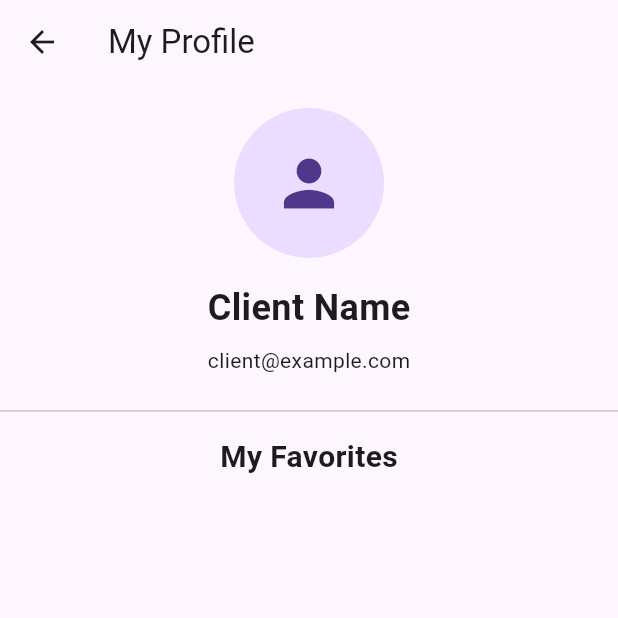
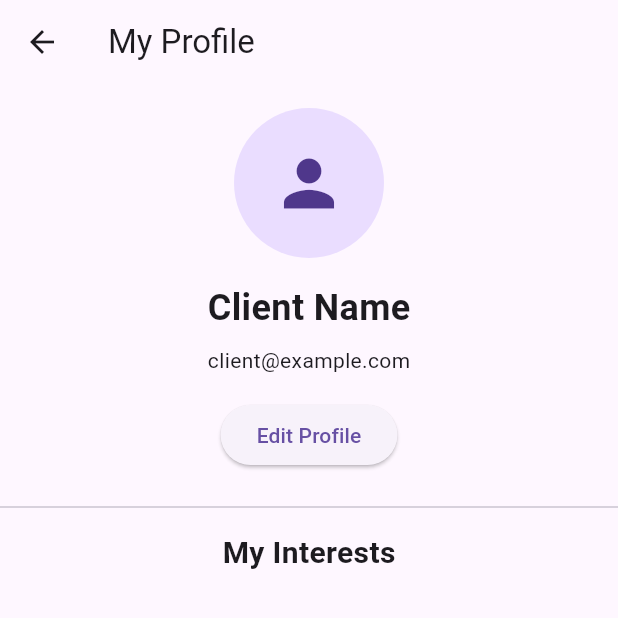
Before and after one commit to mhusseinah/jules, a Flutter app: the ClientScreen screen opened directly with empty values, on a phone screen of 412 x 824 dp, the top half of it. Run offline on Flutter 3.47's test engine with Material 3 defaults, Android fonts, the phone set to English and light mode, and no system bars; our stand-ins replace image_picker.

Commit message:
feat: Differentiate between client and seller screens

```diff
--- a/souq_cars/lib/client_screen.dart
+++ b/souq_cars/lib/client_screen.dart
@@ -14,21 +14,26 @@ class ClientScreen extends StatelessWidget {
       ),
       body: Column(
         children: [
-          const Padding(
-            padding: EdgeInsets.all(16.0),
+          Padding(
+            padding: const EdgeInsets.all(16.0),
             child: Column(
               children: [
-                CircleAvatar(
+                const CircleAvatar(
                   radius: 50,
                   child: Icon(Icons.person, size: 50),
                 ),
-                SizedBox(height: 16.0),
-                Text(
+                const SizedBox(height: 16.0),
+                const Text(
                   'Client Name',
                   style: TextStyle(fontSize: 24, fontWeight: FontWeight.bold),
                 ),
-                SizedBox(height: 8.0),
-                Text('client@example.com'),
+                const SizedBox(height: 8.0),
+                const Text('client@example.com'),
+                const SizedBox(height: 16.0),
+                ElevatedButton(
+                  onPressed: () {},
+                  child: const Text('Edit Profile'),
+                ),
               ],
             ),
           ),
@@ -36,7 +41,7 @@ class ClientScreen extends StatelessWidget {
           const Padding(
             padding: EdgeInsets.all(8.0),
             child: Text(
-              'My Favorites',
+              'My Interests',
               style: TextStyle(fontSize: 20, fontWeight: FontWeight.bold),
             ),
           ),
```
Also changed, not shown: souq_cars/lib/seller_screen.dart (+18 -7 lines).
